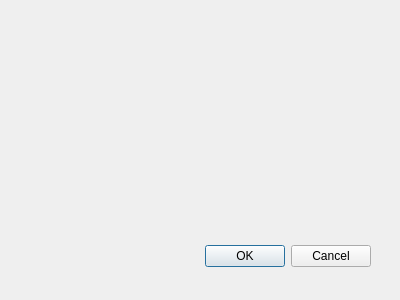
Above: apicompattest/ui_apicompattest.ui from pka/qgis-apicompat-plugin before the change. Below: the same form after it.
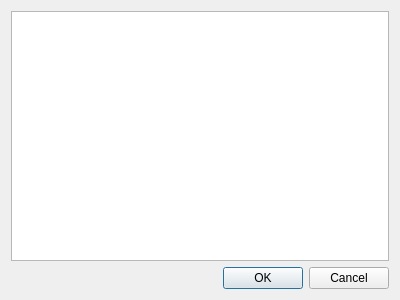
That is the form after the change.

Commit message: Show unittest output in dialog

```diff
--- a/apicompattest/ui_apicompattest.ui
+++ b/apicompattest/ui_apicompattest.ui
@@ -12,22 +12,38 @@
   <property name="windowTitle" >
    <string>ApiCompatTest</string>
   </property>
-  <widget class="QDialogButtonBox" name="buttonBox" >
-   <property name="geometry" >
-    <rect>
-     <x>30</x>
-     <y>240</y>
-     <width>341</width>
-     <height>32</height>
-    </rect>
-   </property>
-   <property name="orientation" >
-    <enum>Qt::Horizontal</enum>
-   </property>
-   <property name="standardButtons" >
-    <set>QDialogButtonBox::Cancel|QDialogButtonBox::Ok</set>
-   </property>
-  </widget>
+  <layout class="QVBoxLayout" name="verticalLayout">
+   <item>
+    <widget class="QTextEdit" name="text">
+     <property name="undoRedoEnabled">
+      <bool>false</bool>
+     </property>
+     <property name="readOnly">
+      <bool>true</bool>
+     </property>
+     <property name="html">
+      <string notr="true">&lt;!DOCTYPE HTML PUBLIC &quot;-//W3C//DTD HTML 4.0//EN&quot; &quot;http://www.w3.org/TR/REC-html40/strict.dtd&quot;&gt;
+&lt;html&gt;&lt;head&gt;&lt;meta name=&quot;qrichtext&quot; content=&quot;1&quot; /&gt;&lt;style type=&quot;text/css&quot;&gt;
+p, li { white-space: pre-wrap; }
+&lt;/style&gt;&lt;/head&gt;&lt;body style=&quot; font-family:'Ubuntu'; font-size:9pt; font-weight:400; font-style:normal;&quot;&gt;
+&lt;p style=&quot;-qt-paragraph-type:empty; margin-top:0px; margin-bottom:0px; margin-left:0px; margin-right:0px; -qt-block-indent:0; text-indent:0px;&quot;&gt;&lt;br /&gt;&lt;/p&gt;&lt;/body&gt;&lt;/html&gt;</string>
+     </property>
+     <property name="acceptRichText">
+      <bool>false</bool>
+     </property>
+    </widget>
+   </item>
+   <item>
+    <widget class="QDialogButtonBox" name="buttonBox">
+     <property name="orientation">
+      <enum>Qt::Horizontal</enum>
+     </property>
+     <property name="standardButtons">
+      <set>QDialogButtonBox::Cancel|QDialogButtonBox::Ok</set>
+     </property>
+    </widget>
+   </item>
+  </layout>
  </widget>
  <resources/>
  <connections>
```
Left out of the diff: 17 changed lines with no effect on the pictures. The commit also changes 3 other files.
